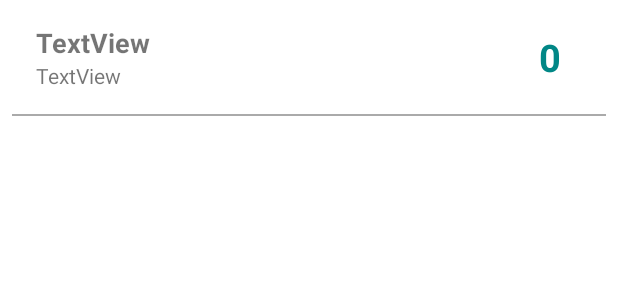
After one commit to Fancesatria/KasirOnlineAndroid, an Android app: the layout item_cart.xml on its own in the app's theme, with its tools: preview values and no code run, on a phone screen of 412 x 824 dp. The commit adds this screen. Shown: the top 300 px of the screen. Run offline under Robolectric (Android 15) with nearby library versions, the phone set to English and light mode, and no system bars; network calls fail.

Commit message:
update kasir, perbaikan edit produk v6 20 mei

```diff
--- a/app/src/main/AndroidManifest.xml
+++ b/app/src/main/AndroidManifest.xml
@@ -70,6 +70,7 @@
         <activity android:name=".ui.pengaturan.produk.TambahProduk" />
         <activity android:name=".ui.pengaturan.produk.EditProduk" />
         <activity android:name=".ui.home.bottom_nav.PelangganOrder" />
+        <activity android:name=".ui.home.bottom_nav.ShoppingCart" />
     </application>
 
 </manifest>
--- a/app/src/main/java/com/example/authapp/Adapter/HomeAdapter.java
+++ b/app/src/main/java/com/example/authapp/Adapter/HomeAdapter.java
@@ -59,7 +59,7 @@ public class HomeAdapter extends RecyclerView.Adapter<HomeAdapter.ViewHolder> {
             holder.tGambar.setText(modelBarang.getBarang().substring(0, 1).toUpperCase()); //klu jmlhnya nol mka akan tampil huruf
             holder.linear.setBackgroundColor(context.getColor(R.color.darkgrey));
             holder.tGambar.setBackgroundColor(context.getColor(R.color.darkgrey));
-            holder.tGambar.setTextColor(context.getColor(R.color.black)); //ganti warna teks
+            holder.tGambar.setTextColor(context.getColor(R.color.darkergrey)); //ganti warna teks
             holder.tHarga.setText(Modul.removeE(modelBarang.getHarga()));
         } else {
             holder.tGambar.setText(String.valueOf(detail.getJumlahjual()));
--- a/app/src/main/java/com/example/authapp/Service/OrderService.java
+++ b/app/src/main/java/com/example/authapp/Service/OrderService.java
@@ -104,6 +104,11 @@ public class OrderService {
         return this.modelPelanggan;
     }
 
+    //get detail buat cart
+    public List<ModelDetailJual> getDetail(){
+        return this.detail;
+    }
+
     public void setJumlahBeli(ModelBarang modelBarang,int jumlahLama, int jumlahBeli,double hargaBaru){
         int posisi = getIndexBarang(modelBarang);
         if(posisi>=0) {
--- /dev/null
+++ b/app/src/main/res/layout/item_cart.xml
@@ -0,0 +1,77 @@
+<?xml version="1.0" encoding="utf-8"?>
+<androidx.constraintlayout.widget.ConstraintLayout xmlns:android="http://schemas.android.com/apk/res/android"
+    xmlns:app="http://schemas.android.com/apk/res-auto"
+    xmlns:tools="http://schemas.android.com/tools"
+    android:layout_width="match_parent"
+    android:layout_height="wrap_content">
+
+    <LinearLayout
+        android:id="@+id/divider"
+        android:layout_width="match_parent"
+        android:layout_height="1dp"
+        android:layout_marginStart="8dp"
+        android:layout_marginEnd="8dp"
+        android:layout_marginBottom="4dp"
+        android:background="@android:color/darker_gray"
+        android:orientation="horizontal"
+        app:layout_constraintBottom_toBottomOf="parent"
+        app:layout_constraintEnd_toEndOf="parent"
+        app:layout_constraintStart_toStartOf="parent"></LinearLayout>
+
+    <androidx.cardview.widget.CardView
+        android:id="@+id/cv"
+        android:layout_width="match_parent"
+        android:layout_height="wrap_content"
+        android:layout_marginStart="8dp"
+        android:layout_marginEnd="8dp"
+        app:cardElevation="0dp"
+        app:cardMaxElevation="0dp"
+        app:layout_constraintBottom_toTopOf="@id/divider"
+        app:layout_constraintEnd_toEndOf="parent"
+        app:layout_constraintStart_toStartOf="parent"
+        app:layout_constraintTop_toTopOf="parent">
+
+        <androidx.constraintlayout.widget.ConstraintLayout
+            android:layout_width="match_parent"
+            android:layout_height="match_parent">
+
+            <TextView
+                android:id="@+id/txtProduk"
+                android:layout_width="wrap_content"
+                android:layout_height="wrap_content"
+                android:layout_marginStart="16dp"
+                android:layout_marginTop="16dp"
+                android:text="TextView"
+                android:textSize="18sp"
+                android:textStyle="bold"
+                app:layout_constraintStart_toStartOf="parent"
+                app:layout_constraintTop_toTopOf="parent" />
+
+            <TextView
+                android:id="@+id/txtHitung"
+                android:layout_width="wrap_content"
+                android:layout_height="wrap_content"
+                android:layout_marginBottom="16dp"
+                android:text="TextView"
+                app:layout_constraintBottom_toBottomOf="parent"
+                app:layout_constraintStart_toStartOf="@+id/txtProduk"
+                app:layout_constraintTop_toBottomOf="@+id/txtProduk" />
+
+            <TextView
+                android:id="@+id/txtJumlah"
+                android:layout_width="wrap_content"
+                android:layout_height="wrap_content"
+                android:layout_marginTop="16dp"
+                android:layout_marginEnd="30dp"
+                android:layout_marginBottom="16dp"
+                android:text="0"
+                android:textColor="@color/teal_700"
+                android:textSize="25sp"
+                android:textStyle="bold"
+                app:layout_constraintBottom_toBottomOf="parent"
+                app:layout_constraintEnd_toEndOf="parent"
+                app:layout_constraintTop_toTopOf="parent" />
+
+        </androidx.constraintlayout.widget.ConstraintLayout>
+    </androidx.cardview.widget.CardView>
+</androidx.constraintlayout.widget.ConstraintLayout>
--- a/app/src/main/res/layout/item_home.xml
+++ b/app/src/main/res/layout/item_home.xml
@@ -66,7 +66,7 @@
                         android:layout_width="wrap_content"
                         android:layout_height="wrap_content"
                         android:layout_marginLeft="10dp"
-                        android:layout_marginBottom="12dp"
+                        android:layout_marginBottom="10dp"
                         android:background="#A5A4A4"
                         android:paddingHorizontal="4dp"
                         android:text="TextView"
--- a/app/src/main/res/values/colors.xml
+++ b/app/src/main/res/values/colors.xml
@@ -5,9 +5,11 @@
     <color name="purple_700">#FF3700B3</color>
     <color name="teal_200">#FF03DAC5</color>
     <color name="teal_700">#FF018786</color>
+    <color name="teal_800">#005353</color>
     <color name="black">#FF000000</color>
     <color name="white">#FFFFFFFF</color>
     <color name="error">#EF5350</color>
     <color name="success">#66BB6A</color>
     <color name="darkgrey">#CFCFCF</color>
+    <color name="darkergrey">#595959</color>
 </resources>
```
Also changed, not shown: app/src/main/java/com/example/authapp/Adapter/CartAdapter.java (added, +61 -0 lines), app/src/main/java/com/example/authapp/Adapter/PelangganOrderAdapter.java (+15 -2 lines), app/src/main/java/com/example/authapp/ui/home/HomeFragment.java (+9 -1 lines), app/src/main/java/com/example/authapp/ui/home/bottom_nav/ShoppingCart.java (added, +64 -0 lines), app/src/main/java/com/example/authapp/ui/pengaturan/produk/EditProduk.java (+55 -1 lines), app/src/main/java/com/example/authapp/ui/pengaturan/produk/TambahProduk.java (+5 -3 lines), app/src/main/res/layout/activity_cart.xml (added, +146 -0 lines), app/src/main/res/layout/fragment_home.xml (+11 -7 lines).
